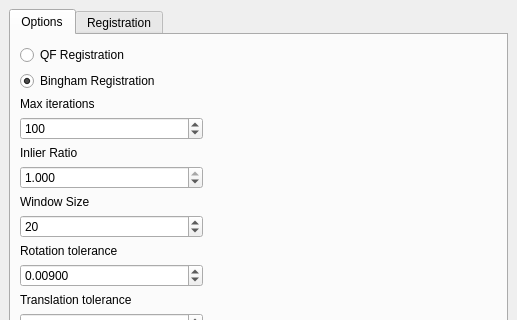
Before: the Qt Designer form src/dual_quaternion_registration/registration_gui.ui in biorobotics/bingham_registration, drawn with Qt 5; both pictures show x 0 to 517 and y 0 to 320 of the 517 by 647 pixel window.
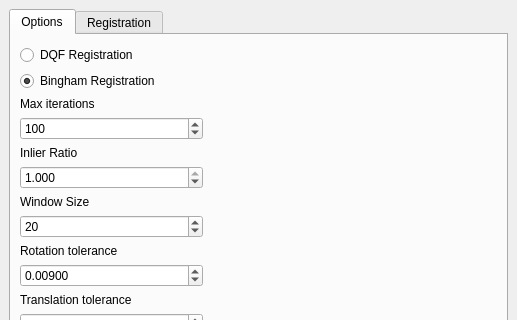
After: the same form once the commit is applied.

Commit message:
Export option added to GUI
Export option added to GUI

```diff
--- a/src/dual_quaternion_registration/registration_gui.ui
+++ b/src/dual_quaternion_registration/registration_gui.ui
@@ -49,7 +49,7 @@
                   <bool>true</bool>
                  </property>
                  <property name="text">
-                  <string>QF Registration</string>
+                  <string>DQF Registration</string>
                  </property>
                  <property name="checked">
                   <bool>false</bool>
```
The commit also changes 7 other files.
